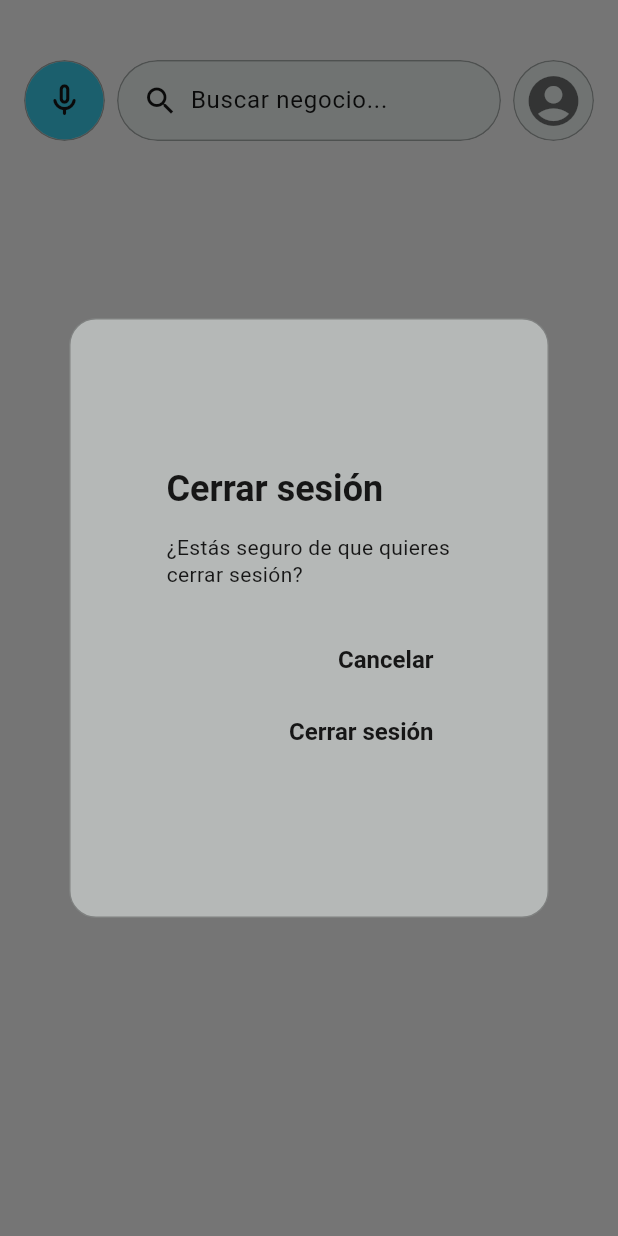
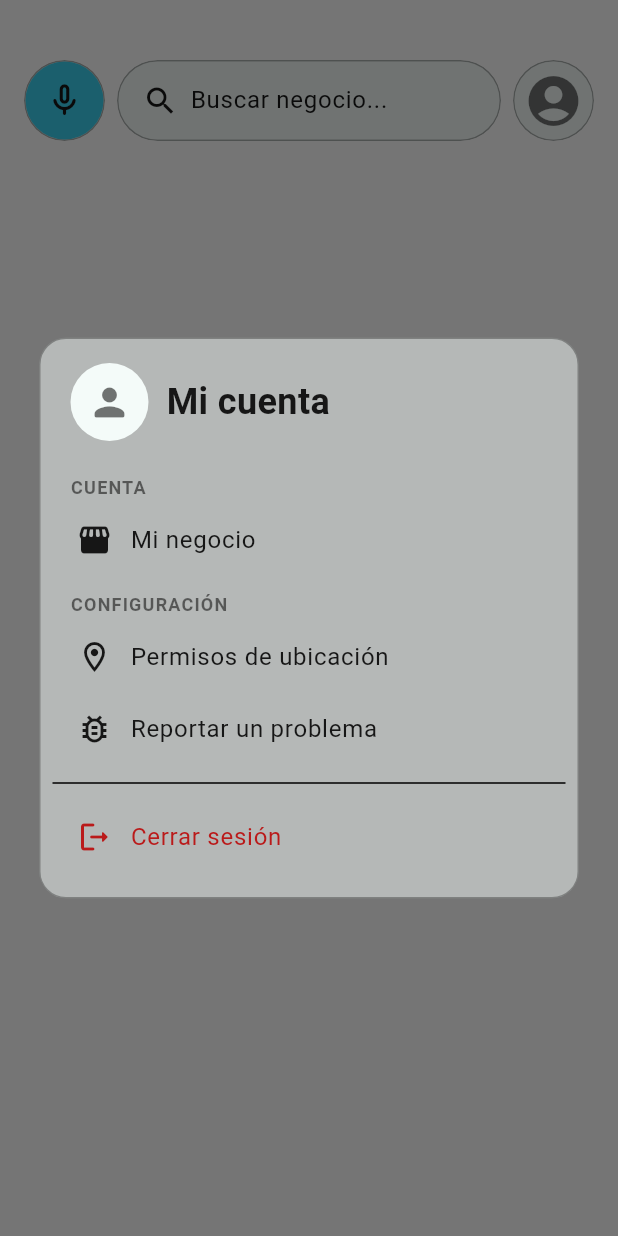
Before and after one commit to Yahel0506/Ournego, a Flutter app: the TopNavigationBarWidget widget shown alone on an empty page, opened directly, after a tap on the "account circle" icon, on a phone screen of 412 x 824 dp. Run offline on Flutter 3.47's test engine with Material 3 defaults, Android fonts, the phone set to English and light mode, and no system bars; our stand-ins replace connectivity_plus, dartz, device_info_plus, flutter_dotenv, flutter_map, flutter_riverpod and 13 more; missing offline and left inert: dart:js_interop, feedback, flutter_map_animations, shake; accounts and stored records are empty.

Commit message:
feat(map): open account and settings menu from profile button (OUR-23)
The map's profile button now opens a centered menu instead of jumping
straight to the logout confirmation. It shows the user's profile header
and gives access to the business panel, location permissions, problem
reporting, the debug panel (debug builds only) and logging out. Guests
get a log in entry plus the settings items.

Co-Authored-By: Claude Opus 5.5 <noreply@anthropic.com>

```diff
--- /dev/null
+++ b/lib/features/map/presentation/widgets/profile_menu_dialog_widget.dart
@@ -0,0 +1,258 @@
+import 'package:flutter/foundation.dart';
+import 'package:flutter/material.dart';
+import 'package:flutter_riverpod/flutter_riverpod.dart';
+import 'package:ournego/core/ournego_text_styles.dart';
+import 'package:ournego/core/theme/tokens/ournego_radius_tokens.dart';
+import 'package:ournego/core/theme/tokens/ournego_spacing_tokens.dart';
+import 'package:ournego/features/auth/presentation/providers/auth_providers.dart';
+import 'package:ournego/shared/widgets/ournego_content_container.dart';
+
+/// Entries of the profile menu opened from the map's profile button.
+///
+/// The dialog only reports which entry was chosen (via `Navigator.pop`);
+/// the caller performs the action with its own, still-mounted context.
+enum ProfileMenuAction {
+  logIn,
+  businessPanel,
+  locationPermissions,
+  reportProblem,
+  debugPanel,
+  logOut,
+}
+
+/// Centered menu with access to the account and the app's settings modules.
+///
+/// Use [showProfileMenuDialog] to open it.
+class ProfileMenuDialogWidget extends ConsumerWidget {
+  const ProfileMenuDialogWidget({super.key});
+
+  @override
+  Widget build(BuildContext context, WidgetRef ref) {
+    final isLogged = ref.watch(authSessionStatusProvider);
+    final user = isLogged ? ref.watch(profileStreamProvider).value : null;
+    final colorScheme = Theme.of(context).colorScheme;
+
+    void select(ProfileMenuAction action) {
+      Navigator.of(context).pop(action);
+    }
+
+    return Center(
+      child: Padding(
+        padding: const EdgeInsets.all(OurnegoSpacingTokens.lg),
+        child: ConstrainedBox(
+          constraints: const BoxConstraints(maxWidth: 360),
+          child: Material(
+            key: const ValueKey('profileMenuDialog'),
+            type: MaterialType.transparency,
+            child: OurnegoContentContainer(
+              hasBlur: true,
+              borderRadius: OurnegoRadiusTokens.sheet,
+              customHorizontalPadding: OurnegoSpacingTokens.xs,
+              customVerticalPadding: OurnegoSpacingTokens.md,
+              child: SingleChildScrollView(
+                child: Column(
+                  mainAxisSize: MainAxisSize.min,
+                  crossAxisAlignment: CrossAxisAlignment.stretch,
+                  children: [
+                    _ProfileHeader(
+                      isLogged: isLogged,
+                      name: user?.name,
+                      email: user?.email,
+                      imageUrl: user?.profilePicture,
+                    ),
+                    const SizedBox(height: OurnegoSpacingTokens.sm),
+                    if (!isLogged)
+                      _MenuItem(
+                        key: const ValueKey('profileMenuLogInButton'),
+                        icon: Icons.login_rounded,
+                        label: 'Iniciar sesión o registrarse',
+                        onTap: () => select(ProfileMenuAction.logIn),
+                      ),
+                    if (isLogged) ...[
+                      const _SectionLabel('Cuenta'),
+                      _MenuItem(
+                        key: const ValueKey('profileMenuBusinessButton'),
+                        icon: Icons.storefront_rounded,
+                        label: 'Mi negocio',
+                        onTap: () => select(ProfileMenuAction.businessPanel),
+                      ),
+                    ],
+                    const _SectionLabel('Configuración'),
+                    _MenuItem(
+                      key: const ValueKey('profileMenuLocationButton'),
+                      icon: Icons.location_on_outlined,
+                      label: 'Permisos de ubicación',
+                      onTap: () =>
+                          select(ProfileMenuAction.locationPermissions),
+                    ),
+                    _MenuItem(
+                      key: const ValueKey('profileMenuFeedbackButton'),
+                      icon: Icons.bug_report_outlined,
+                      label: 'Reportar un problema',
+                      onTap: () => select(ProfileMenuAction.reportProblem),
+                    ),
+                    if (kDebugMode)
+                      _MenuItem(
+                        key: const ValueKey('profileMenuDebugButton'),
+                        icon: Icons.developer_mode_rounded,
+                        label: 'Panel de depuración',
+                        onTap: () => select(ProfileMenuAction.debugPanel),
+                      ),
+                    if (isLogged) ...[
+                      const Divider(height: OurnegoSpacingTokens.lg),
+                      _MenuItem(
+                        key: const ValueKey('profileMenuLogoutButton'),
+                        icon: Icons.logout_rounded,
+                        label: 'Cerrar sesión',
+                        color: colorScheme.error,
+                        onTap: () => select(ProfileMenuAction.logOut),
+                      ),
+                    ],
+                  ],
+                ),
+              ),
+            ),
+          ),
+        ),
+      ),
+    );
+  }
+}
+
+/// Opens the profile menu and resolves with the chosen entry, or `null`
+/// when the menu is dismissed.
+Future<ProfileMenuAction?> showProfileMenuDialog(BuildContext context) {
+  return showDialog<ProfileMenuAction>(
+    context: context,
+    builder: (_) => const ProfileMenuDialogWidget(),
+  );
+}
+
+class _ProfileHeader extends StatelessWidget {
+  final bool isLogged;
+  final String? name;
+  final String? email;
+  final String? imageUrl;
+
+  const _ProfileHeader({
+    required this.isLogged,
+    required this.name,
+    required this.email,
+    required this.imageUrl,
+  });
+
+  @override
+  Widget build(BuildContext context) {
+    final colorScheme = Theme.of(context).colorScheme;
+    final hasImage = imageUrl != null && imageUrl!.isNotEmpty;
+    final displayName = isLogged
+        ? ((name?.trim().isNotEmpty ?? false) ? name!.trim() : 'Mi cuenta')
+        : 'Invitado';
+    final subtitle = isLogged
+        ? (email ?? '')
+        : 'Inicia sesión para gestionar tu cuenta';
+
+    return Padding(
+      padding: const EdgeInsets.symmetric(horizontal: OurnegoSpacingTokens.sm),
+      child: Row(
+        children: [
+          CircleAvatar(
+            radius: 26,
+            backgroundColor: colorScheme.surfaceContainerHighest,
+            foregroundImage: hasImage ? NetworkImage(imageUrl!) : null,
+            onForegroundImageError: hasImage ? (_, _) {} : null,
+            child: Icon(
+              Icons.person_rounded,
+              size: 30,
+              color: colorScheme.onSurface.withValues(alpha: 0.6),
+            ),
+          ),
+          const SizedBox(width: OurnegoSpacingTokens.sm),
+          Expanded(
+            child: Column(
+              crossAxisAlignment: CrossAxisAlignment.start,
+              children: [
+                Text(
+                  displayName,
+                  style: OurnegoTextStyles.title,
+                  maxLines: 1,
+                  overflow: TextOverflow.ellipsis,
+                ),
+                if (subtitle.isNotEmpty)
+                  Text(
+                    subtitle,
+                    style: OurnegoTextStyles.bodyCompact.copyWith(
+                      color: colorScheme.onSurface.withValues(alpha: 0.7),
+                    ),
+                    maxLines: 2,
+                    overflow: TextOverflow.ellipsis,
+                  ),
+              ],
+            ),
+          ),
+        ],
+      ),
+    );
+  }
+}
+
+class _SectionLabel extends StatelessWidget {
+  final String label;
+
+  const _SectionLabel(this.label);
+
+  @override
+  Widget build(BuildContext context) {
+    final colorScheme = Theme.of(context).colorScheme;
+
+    return Padding(
+      padding: const EdgeInsets.fromLTRB(
+        OurnegoSpacingTokens.sm,
+        OurnegoSpacingTokens.sm,
+        OurnegoSpacingTokens.sm,
+        OurnegoSpacingTokens.xxs,
+      ),
+      child: Text(
+        label.toUpperCase(),
+        style: OurnegoTextStyles.caption.copyWith(
+          fontWeight: FontWeight.w600,
+          letterSpacing: 0.8,
+          color: colorScheme.onSurface.withValues(alpha: 0.6),
+        ),
+      ),
+    );
+  }
+}
+
+class _MenuItem extends StatelessWidget {
+  final IconData icon;
+  final String label;
+  final VoidCallback onTap;
+  final Color? color;
+
+  const _MenuItem({
+    super.key,
+    required this.icon,
+    required this.label,
+    required this.onTap,
+    this.color,
+  });
+
+  @override
+  Widget build(BuildContext context) {
+    final foreground = color ?? Theme.of(context).colorScheme.onSurface;
+
+    return ListTile(
+      leading: Icon(icon, color: foreground),
+      title: Text(
+        label,
+        style: OurnegoTextStyles.body.copyWith(color: foreground),
+      ),
+      shape: RoundedRectangleBorder(
+        borderRadius: BorderRadius.circular(OurnegoRadiusTokens.actionTile),
+      ),
+      visualDensity: VisualDensity.compact,
+      onTap: onTap,
+    );
+  }
+}
--- a/lib/features/map/presentation/widgets/top_navigation_bar_widget.dart
+++ b/lib/features/map/presentation/widgets/top_navigation_bar_widget.dart
@@ -2,12 +2,16 @@ import 'dart:ui';
 
 import 'package:flutter/material.dart';
 import 'package:flutter_riverpod/flutter_riverpod.dart';
+import 'package:geolocator/geolocator.dart';
 import 'package:go_router/go_router.dart';
 import 'package:ournego/core/theme/tokens/ournego_radius_tokens.dart';
 import 'package:ournego/core/theme/tokens/ournego_semantic_tokens.dart';
 import 'package:ournego/core/theme/tokens/ournego_spacing_tokens.dart';
 import 'package:ournego/core/routing/route_names.dart';
 import 'package:ournego/features/auth/presentation/providers/auth_providers.dart';
+import 'package:ournego/features/feedback/presentation/widgets/feedback_dialog_widget.dart';
+import 'package:ournego/features/map/presentation/widgets/profile_menu_dialog_widget.dart';
+import 'package:ournego/features/navigation/presentation/providers/navigation_provider.dart';
 import 'package:ournego/shared/widgets/ournego_alert_dialog.dart';
 import 'package:ournego/shared/widgets/ournego_buttons.dart';
 
@@ -36,7 +40,6 @@ class TopNavigationBarWidget extends ConsumerWidget {
     final isLogged = ref.watch(authSessionStatusProvider);
     final asyncUser = isLogged ? ref.watch(profileStreamProvider) : null;
     final imageUrl = asyncUser?.value?.profilePicture ?? '';
-    final logOutUsecase = ref.watch(logOutUsecaseProvider);
     final colorScheme = Theme.of(context).colorScheme;
 
     return Padding(
@@ -90,40 +93,7 @@ class TopNavigationBarWidget extends ConsumerWidget {
             borderRadius: OurnegoRadiusTokens.container,
             child: ElevatedButton(
               key: const ValueKey('mapProfileButton'),
-              onPressed: () async {
-                if (!context.mounted) return;
-
-                if (isLogged) {
-                  showDialog<void>(
-                    context: context,
-                    builder: (dialogContext) {
-                      return OurnegoAlertDialog(
-                        title: 'Cerrar sesión',
-                        content: '¿Estás seguro de que quieres cerrar sesión?',
-                        actionLabel: 'Cancelar',
-                        onAction: () {
-                          Navigator.of(dialogContext).pop();
-                        },
-                        trailingActions: [
-                          TextButton(
-                            key: const ValueKey('confirmLogoutButton'),
-                            onPressed: () async {
-                              await logOutUsecase();
-                              if (dialogContext.mounted) {
-                                Navigator.of(dialogContext).pop();
-                                dialogContext.go(MapRoutes.map);
-                              }
-                            },
-                            child: const Text('Cerrar sesión'),
-                          ),
-                        ],
-                      );
-                    },
-                  );
-                } else {
-                  context.push(AuthRoutes.authSelection);
-                }
-              },
+              onPressed: () => _openProfileMenu(context, ref),
               style: OurnegoButtonStyles.circularSurface(context: context),
               child: SizedBox(
                 height: 40,
@@ -161,6 +131,67 @@ class TopNavigationBarWidget extends ConsumerWidget {
   }
 }
 
+Future<void> _openProfileMenu(BuildContext context, WidgetRef ref) async {
+  final action = await showProfileMenuDialog(context);
+  if (action == null || !context.mounted) return;
+
+  switch (action) {
+    case ProfileMenuAction.logIn:
+      context.push(AuthRoutes.authSelection);
+    case ProfileMenuAction.businessPanel:
+      context.go(BusinessRoutes.panel);
+    case ProfileMenuAction.locationPermissions:
+      await Geolocator.openAppSettings();
+    case ProfileMenuAction.reportProblem:
+      await _openFeedbackDialog(context, ref);
+    case ProfileMenuAction.debugPanel:
+      context.go(DebuggingRoutes.debugPanel);
+    case ProfileMenuAction.logOut:
+      await _confirmLogOut(context, ref);
+  }
+}
+
+Future<void> _openFeedbackDialog(BuildContext context, WidgetRef ref) async {
+  if (ref.read(isFeedbackDialogOpenProvider)) return;
+  ref.read(isFeedbackDialogOpenProvider.notifier).setIsOpen();
+  await showDialog<void>(
+    context: context,
+    builder: (_) => const FeedbackDialogWidget(),
+  );
+  ref.read(isFeedbackDialogOpenProvider.notifier).setIsClosed();
+}
+
+Future<void> _confirmLogOut(BuildContext context, WidgetRef ref) {
+  final logOutUsecase = ref.read(logOutUsecaseProvider);
+
+  return showDialog<void>(
+    context: context,
+    builder: (dialogContext) {
+      return OurnegoAlertDialog(
+        title: 'Cerrar sesión',
+        content: '¿Estás seguro de que quieres cerrar sesión?',
+        actionLabel: 'Cancelar',
+        onAction: () {
+          Navigator.of(dialogContext).pop();
+        },
+        trailingActions: [
+          TextButton(
+            key: const ValueKey('confirmLogoutButton'),
+            onPressed: () async {
+              await logOutUsecase();
+              if (dialogContext.mounted) {
+                Navigator.of(dialogContext).pop();
+                dialogContext.go(MapRoutes.map);
+              }
+            },
+            child: const Text('Cerrar sesión'),
+          ),
+        ],
+      );
+    },
+  );
+}
+
 class _CrystalItemContainer extends StatelessWidget {
   final Widget child;
   final double borderRadius;
```
Also changed, not shown: 2 other files.
